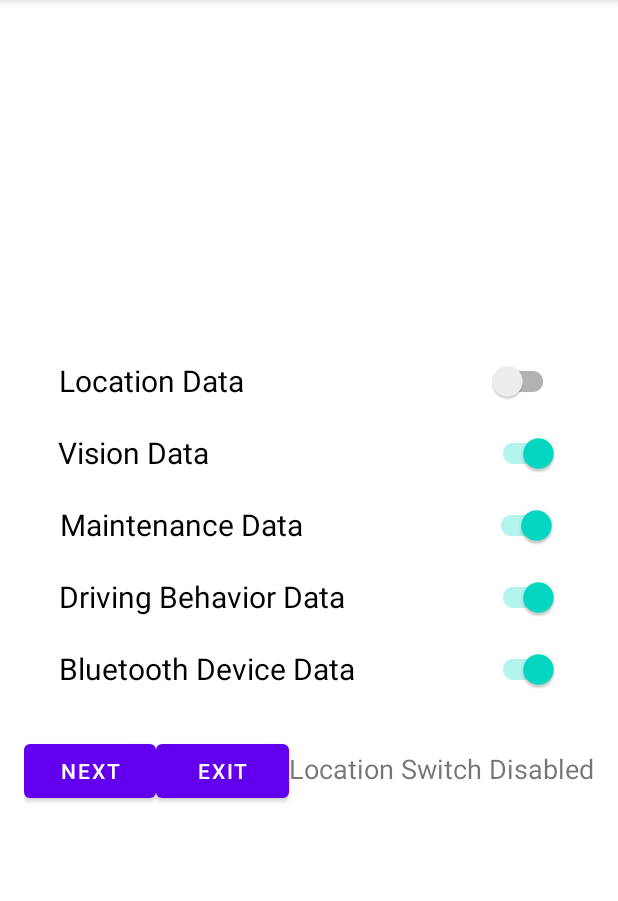
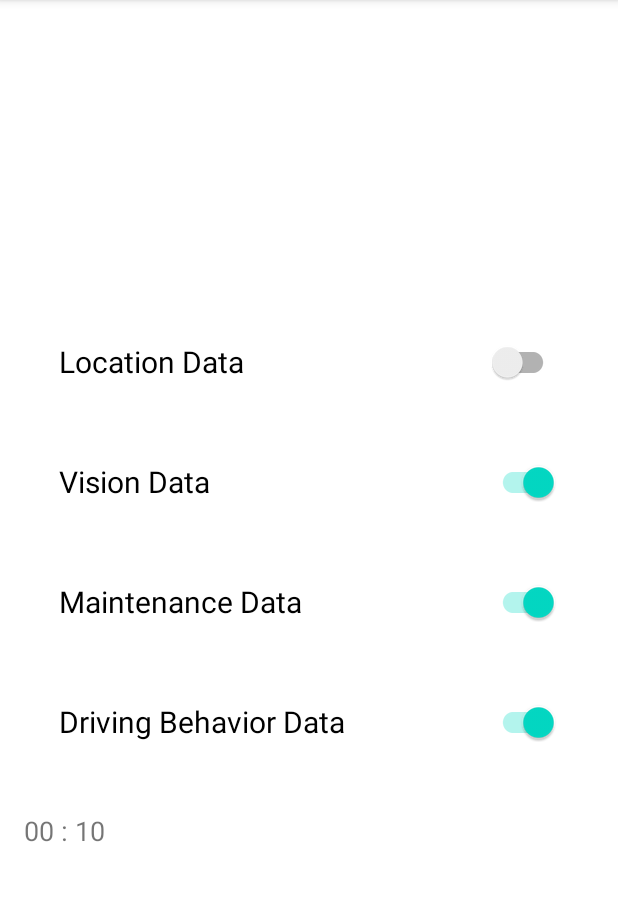
Before and after one commit to 5Anon/privacy4cars, an Android app: the screen it shows after launch (MainActivity), after a tap on "Location Data", on a phone screen of 412 x 824 dp, the part 84-985 px from its top. Run offline under Robolectric (Android 15) with nearby library versions, the phone set to English and light mode, and no system bars; libraries missing offline, so code that uses them is left out: com.chaquo.python; 5 statements that could not run were skipped.

Commit message:
Background process and Java functions created
Background process and Java functions created

```diff
--- a/src/CapstonePy/app/build.gradle
+++ b/src/CapstonePy/app/build.gradle
@@ -30,6 +30,7 @@ android {
                 install "pandas"
                 install "mysql-connector-python"
                 install "datetime"
+                install "requests"
 
             }
         }
--- a/src/CapstonePy/app/src/main/AndroidManifest.xml
+++ b/src/CapstonePy/app/src/main/AndroidManifest.xml
@@ -2,7 +2,10 @@
 <manifest xmlns:android="http://schemas.android.com/apk/res/android"
     package="com.example.capstonepy">
 
+    <uses-permission android:name="android.permission.INTERNET" />
+
     <application
+
         android:allowBackup="true"
         android:icon="@mipmap/ic_launcher"
         android:label="Privacy4Cars"
--- a/src/CapstonePy/app/src/main/java/com/example/capstonepy/MainActivity.java
+++ b/src/CapstonePy/app/src/main/java/com/example/capstonepy/MainActivity.java
@@ -3,30 +3,38 @@ package com.example.capstonepy;
 import androidx.appcompat.app.AppCompatActivity;
 import androidx.appcompat.widget.SwitchCompat;
 
-import android.content.Intent;
 import android.content.SharedPreferences;
 import android.os.Bundle;
+import android.os.CountDownTimer;
 import android.view.View;
 import android.widget.Button;
 
-import android.widget.CompoundButton;
 import android.widget.TextView;
+
+//Information popup
+import android.widget.Toast;
+
 //Python libs
 import com.chaquo.python.PyObject;
 import com.chaquo.python.Python;
 import com.chaquo.python.android.AndroidPlatform;
 
+//timer
+import java.util.Locale;
+import java.util.concurrent.TimeUnit;
+
+
 public class MainActivity extends AppCompatActivity {
 
-    //Displays text on GUI for testing
+    //Displays output on GUI for testing
     TextView textView;
 
-    // Initialize variable
-    SwitchCompat switchCompat;
-    SwitchCompat switchCompat2;
-    SwitchCompat switchCompat3;
-    SwitchCompat switchCompat4;
-    SwitchCompat switchCompat5;
+    // Initialize variable for switches
+    SwitchCompat switchLocation;
+    SwitchCompat switchVision;
+    SwitchCompat switchMaintenance;
+    SwitchCompat switchDriving;
+    //SwitchCompat switchBluetooth;
 
     Button btNext,btExit;
 
@@ -50,38 +58,91 @@ public class MainActivity extends AppCompatActivity {
         PyObject obj = pyobj.callAttr("main");
 
         textView.setText(obj.toString());
+
         //End Python Function
+
+        //Timer
+        long duration = TimeUnit.SECONDS.toMillis(10);
+
+        //Initialize Timer
+        new CountDownTimer(duration, 1000) {
+            @Override
+            public void onTick(long l) {
+
+                String sDuration = String.format(Locale.ENGLISH, "%02d : %02d"
+                ,TimeUnit.MILLISECONDS.toMinutes(l)
+                        ,TimeUnit.MILLISECONDS.toSeconds(l) -
+                                TimeUnit.MINUTES.toSeconds(TimeUnit.MILLISECONDS.toMinutes(l)));
+                textView.setText(sDuration);
+            }
+
+            @Override
+            public void onFinish() {
+
+                //Information popup
+                Toast.makeText(getApplicationContext(), "Collecting and Sending Data....",Toast.LENGTH_LONG).show();
+
+                if (switchLocation.isChecked()){
+                    //PyObject obj = pyobj.callAttr("locationFunction");
+                }
+
+                if (switchVision.isChecked()){
+                    //PyObject obj = pyobj.callAttr("visionFunction");
+                }
+
+                if (switchMaintenance.isChecked()){
+                    //PyObject obj = pyobj.callAttr("maintenanceFunction");
+                }
+
+                if (switchDriving.isChecked()){
+                    //PyObject obj = pyobj.callAttr("drivingFunction");
+                    //textView.setText(obj.toString());
+                }
+
+                this.start();
+                //textView.setVisibility((View.GONE));
+
+                //, "Countdown Timer has ended", Toast.LENGTH_LONG.show());
+
+            }
+        }.start();
+
+        //End Timer
 
 
         // Assign variable
-        switchCompat=findViewById(R.id.switch_compat);
-        switchCompat2=findViewById(R.id.switch_compat2);
-        switchCompat3=findViewById(R.id.switch_compat3);
-        switchCompat4=findViewById(R.id.switch_compat4);
-        switchCompat5=findViewById(R.id.switch_compat5);
+        switchLocation=findViewById(R.id.switch_location);
+        switchVision=findViewById(R.id.switch_vision);
+        switchMaintenance=findViewById(R.id.switch_maintenance);
+        switchDriving=findViewById(R.id.switch_driving);
+        //switchBluetooth=findViewById(R.id.switch_bluetooth);
 
-        btNext=findViewById(R.id.bt_next);
-        btExit=findViewById(R.id.bt_exit);
+        //Testing buttons
+        //btNext=findViewById(R.id.bt_next);
+        //btExit=findViewById(R.id.bt_exit);
 
         // Save switch state in shared preferences
         SharedPreferences sharedPreferences=getSharedPreferences("save",MODE_PRIVATE);
-        switchCompat.setChecked(sharedPreferences.getBoolean("location_privacy_setting",true));
-        switchCompat2.setChecked(sharedPreferences.getBoolean("vision_privacy_setting",true));
-        switchCompat3.setChecked(sharedPreferences.getBoolean("maintenance_privacy_setting",true));
-        switchCompat4.setChecked(sharedPreferences.getBoolean("driving_privacy_setting",true));
-        switchCompat5.setChecked(sharedPreferences.getBoolean("bluetooth_privacy_setting",true));
+        switchLocation.setChecked(sharedPreferences.getBoolean("location_privacy_setting",true));
+        switchVision.setChecked(sharedPreferences.getBoolean("vision_privacy_setting",true));
+        switchMaintenance.setChecked(sharedPreferences.getBoolean("maintenance_privacy_setting",true));
+        switchDriving.setChecked(sharedPreferences.getBoolean("driving_privacy_setting",true));
+        //switchBluetooth.setChecked(sharedPreferences.getBoolean("bluetooth_privacy_setting",true));
 
-        switchCompat.setOnClickListener(new View.OnClickListener() {
+        switchLocation.setOnClickListener(new View.OnClickListener() {
             @Override
             public void onClick(View view) {
-                if (switchCompat.isChecked())
+                if (switchLocation.isChecked())
                 {
                     // When switch checked
                     SharedPreferences.Editor editor=getSharedPreferences("save",MODE_PRIVATE).edit();
                     editor.putBoolean("location_privacy_setting",true);
                     editor.apply();
-                    switchCompat.setChecked(true);
+                    switchLocation.setChecked(true);
                     textView.setText("Location Switch Enabled");
+
+//                    PyObject obj = pyobj.callAttr("locationFunction");
+//                    textView.setText(obj.toString());
                 }
                 else
                 {
@@ -89,23 +150,27 @@ public class MainActivity extends AppCompatActivity {
                     SharedPreferences.Editor editor=getSharedPreferences("save",MODE_PRIVATE).edit();
                     editor.putBoolean("location_privacy_setting",false);
                     editor.apply();
-                    switchCompat.setChecked(false);
+                    switchLocation.setChecked(false);
                     textView.setText("Location Switch Disabled");
+
                 }
             }
         });
 
-        switchCompat2.setOnClickListener(new View.OnClickListener() {
+        switchVision.setOnClickListener(new View.OnClickListener() {
             @Override
             public void onClick(View view) {
-                if (switchCompat2.isChecked())
+                if (switchVision.isChecked())
                 {
                     // When switch checked
                     SharedPreferences.Editor editor=getSharedPreferences("save",MODE_PRIVATE).edit();
                     editor.putBoolean("vision_privacy_setting",true);
                     editor.apply();
-                    switchCompat2.setChecked(true);
+                    switchVision.setChecked(true);
                     textView.setText("Vision Switch Enabled");
+
+//                    PyObject obj = pyobj.callAttr("visionFunction");
+//                    textView.setText(obj.toString());
                 }
                 else
                 {
@@ -113,23 +178,26 @@ public class MainActivity extends AppCompatActivity {
                     SharedPreferences.Editor editor=getSharedPreferences("save",MODE_PRIVATE).edit();
                     editor.putBoolean("vision_privacy_setting",false);
                     editor.apply();
-                    switchCompat2.setChecked(false);
+                    switchVision.setChecked(false);
                     textView.setText("Vision Switch Disabled");
                 }
             }
         });
 
-        switchCompat3.setOnClickListener(new View.OnClickListener() {
+        switchMaintenance.setOnClickListener(new View.OnClickListener() {
             @Override
             public void onClick(View view) {
-                if (switchCompat3.isChecked())
+                if (switchMaintenance.isChecked())
                 {
                     // When switch checked
                     SharedPreferences.Editor editor=getSharedPreferences("save",MODE_PRIVATE).edit();
                     editor.putBoolean("maintenance_privacy_setting",true);
                     editor.apply();
-                    switchCompat3.setChecked(true);
+                    switchMaintenance.setChecked(true);
                     textView.setText("Maintenance Switch Enabled");
+//
+//                    PyObject obj = pyobj.callAttr("maintenanceFunction");
+//                    textView.setText(obj.toString());
                 }
                 else
                 {
@@ -137,23 +205,26 @@ public class MainActivity extends AppCompatActivity {
                     SharedPreferences.Editor editor=getSharedPreferences("save",MODE_PRIVATE).edit();
                     editor.putBoolean("maintenance_privacy_setting",false);
                     editor.apply();
-                    switchCompat3.setChecked(false);
+                    switchMaintenance.setChecked(false);
                     textView.setText("Maintenance Switch Disabled");
                 }
             }
         });
 
-        switchCompat4.setOnClickListener(new View.OnClickListener() {
+        switchDriving.setOnClickListener(new View.OnClickListener() {
             @Override
             public void onClick(View view) {
-                if (switchCompat4.isChecked())
+                if (switchDriving.isChecked())
                 {
                     // When switch checked
                     SharedPreferences.Editor editor=getSharedPreferences("save",MODE_PRIVATE).edit();
                     editor.putBoolean("driving_privacy_setting",true);
                     editor.apply();
-                    switchCompat4.setChecked(true);
+                    switchDriving.setChecked(true);
                     textView.setText("Driving Behavior Switch Enabled");
+
+//                    PyObject obj = pyobj.callAttr("drivingBehaviorFunction");
+//                    textView.setText(obj.toString());
                 }
                 else
                 {
@@ -161,106 +232,57 @@ public class MainActivity extends AppCompatActivity {
                     SharedPreferences.Editor editor=getSharedPreferences("save",MODE_PRIVATE).edit();
                     editor.putBoolean("driving_privacy_setting",false);
                     editor.apply();
-                    switchCompat4.setChecked(false);
+                    switchDriving.setChecked(false);
                     textView.setText("Driving Behavior Switch Disabled");
+
                 }
             }
         });
 
-        switchCompat5.setOnClickListener(new View.OnClickListener() {
-            @Override
-            public void onClick(View view) {
-                if (switchCompat5.isChecked())
-                {
-                    // When switch checked
-                    SharedPreferences.Editor editor=getSharedPreferences("save",MODE_PRIVATE).edit();
-                    editor.putBoolean("bluetooth_privacy_setting",true);
-                    editor.apply();
-                    switchCompat5.setChecked(true);
-                    textView.setText("Bluetooth Switch Enabled");
-                }
-                else
-                {
-                    // When switch unchecked
-                    SharedPreferences.Editor editor=getSharedPreferences("save",MODE_PRIVATE).edit();
-                    editor.putBoolean("bluetooth_privacy_setting",false);
-                    editor.apply();
-                    switchCompat5.setChecked(false);
-                    textView.setText("Bluetooth Switch Disabled");
-                }
-            }
-        });
+//        switchBluetooth.setOnClickListener(new View.OnClickListener() {
+//            @Override
+//            public void onClick(View view) {
+//                if (switchBluetooth.isChecked())
+//                {
+//                    // When switch checked
+//                    SharedPreferences.Editor editor=getSharedPreferences("save",MODE_PRIVATE).edit();
+//                    editor.putBoolean("bluetooth_privacy_setting",true);
+//                    editor.apply();
+//                    switchBluetooth.setChecked(true);
+//                    textView.setText("Bluetooth Switch Enabled");
+//
+//                    PyObject obj = pyobj.callAttr("bluetoothFunction");
+//                    textView.setText(obj.toString());
+//                }
+//                else
+//                {
+//                    // When switch unchecked
+//                    SharedPreferences.Editor editor=getSharedPreferences("save",MODE_PRIVATE).edit();
+//                    editor.putBoolean("bluetooth_privacy_setting",false);
+//                    editor.apply();
+//                    switchBluetooth.setChecked(false);
+//                    textView.setText("Bluetooth Switch Disabled");
+//                }
+//            }
+//        });
 
-        btNext.setOnClickListener(new View.OnClickListener() {
-            @Override
-            public void onClick(View view) {
-                // Go to next activity
-                Intent intent=new Intent(MainActivity.this,MainActivity2.class);
-                startActivity(intent);
-            }
-        });
-        btExit.setOnClickListener(new View.OnClickListener() {
-            @Override
-            public void onClick(View view) {
-                // Close the app
-                MainActivity.this.finishAffinity();
-            }
-        });
+
+        //Test buttons functions
+
+//        btNext.setOnClickListener(new View.OnClickListener() {
+//            @Override
+//            public void onClick(View view) {
+//                // Go to next activity
+//                Intent intent=new Intent(MainActivity.this,MainActivity2.class);
+//                startActivity(intent);
+//            }
+//        });
+//        btExit.setOnClickListener(new View.OnClickListener() {
+//            @Override
+//            public void onClick(View view) {
+//                // Close the app
+//                MainActivity.this.finishAffinity();
+//            }
+//        });
     }
 }
-
-
-
-
-//import androidx.appcompat.app.AppCompatActivity;
-//import androidx.appcompat.widget.SwitchCompat;
-//
-//import android.content.Intent;
-//import android.content.SharedPreferences;
-//import android.os.Bundle;
-//import android.service.autofill.FillEventHistory;
-//import android.os.Bundle;
-//import android.view.View;
-//import android.widget.Button;
-//
-//import android.widget.TextView;
-//
-//import com.chaquo.python.PyObject;
-//import com.chaquo.python.Python;
-//import com.chaquo.python.android.AndroidPlatform;
-//import com.google.android.material.switchmaterial.SwitchMaterial;
-//
-//public class MainActivity extends AppCompatActivity
-//{
-//
-//    TextView textView;
-//
-//    @Override
-//    protected void onCreate(Bundle savedInstanceState) {
-//        super.onCreate(savedInstanceState);
-//        setContentView(R.layout.activity_main);
-//
-//        textView = (TextView)findViewById(R.id.textview);
-//
-//        if (! Python.isStarted()) {
-//            Python.start(new AndroidPlatform(this));
-//        }
-//
-//        Python py = Python.getInstance();
-//
-//        PyObject pyobj = py.getModule("myscript");
-//
-//        PyObject obj = pyobj.callAttr("main");
-//
-//        textView.setText(obj.toString());
-//
-//    }
-//
-//    private void loadSharedPreferences()
-//    {
-//        SharedPreferences sharedPreferences = getSharedPreferences()
-//    }
-//
-//
-//
-//}
--- a/src/CapstonePy/app/src/main/res/layout/activity_main.xml
+++ b/src/CapstonePy/app/src/main/res/layout/activity_main.xml
@@ -11,58 +11,61 @@
     tools:context=".MainActivity">
 
     <androidx.appcompat.widget.SwitchCompat
-        android:id="@+id/switch_compat"
+        android:id="@+id/switch_location"
         android:layout_width="333dp"
-        android:layout_height="wrap_content"
+        android:layout_height="80dp"
         android:text="Location Data"
         android:textSize="20sp" />
 
+<!--    android:layout_height="wrap_content"-->
+
     <androidx.appcompat.widget.SwitchCompat
-        android:id="@+id/switch_compat2"
-        android:layout_width="334dp"
-        android:layout_height="wrap_content"
+        android:id="@+id/switch_vision"
+        android:layout_width="333dp"
+        android:layout_height="80dp"
         android:text="Vision Data"
         android:textSize="20sp" />
 
     <androidx.appcompat.widget.SwitchCompat
-        android:id="@+id/switch_compat3"
-        android:layout_width="331dp"
-        android:layout_height="wrap_content"
+        android:id="@+id/switch_maintenance"
+        android:layout_width="333dp"
+        android:layout_height="80dp"
         android:text="Maintenance Data"
         android:textSize="20sp" />
 
     <androidx.appcompat.widget.SwitchCompat
-        android:id="@+id/switch_compat4"
+        android:id="@+id/switch_driving"
         android:layout_width="333dp"
-        android:layout_height="wrap_content"
+        android:layout_height="80dp"
         android:text="Driving Behavior Data"
         android:textSize="20sp" />
 
-    <androidx.appcompat.widget.SwitchCompat
-        android:id="@+id/switch_compat5"
-        android:layout_width="333dp"
-        android:layout_height="wrap_content"
-        android:text="Bluetooth Device Data"
-        android:textSize="20sp" />
+<!--    <androidx.appcompat.widget.SwitchCompat-->
+<!--        android:id="@+id/switch_bluetooth"-->
+<!--        android:layout_width="333dp"-->
+<!--        android:layout_height="80dp"-->
+<!--        android:text="Bluetooth Device Data"-->
+<!--        android:textSize="20sp" />-->
 
     <LinearLayout
         android:layout_width="match_parent"
         android:layout_height="wrap_content"
         android:layout_marginTop="20dp">
 
-        <Button
-            android:layout_width="wrap_content"
-            android:layout_height="wrap_content"
-            android:layout_weight="1"
-            android:id="@+id/bt_next"
-            android:text="next"/>
+<!--        Test buttons on GUI-->
+<!--        <Button-->
+<!--            android:layout_width="wrap_content"-->
+<!--            android:layout_height="wrap_content"-->
+<!--            android:layout_weight="1"-->
+<!--            android:id="@+id/bt_next"-->
+<!--            android:text="next"/>-->
 
-        <Button
-            android:layout_width="wrap_content"
-            android:layout_height="wrap_content"
-            android:layout_weight="1"
-            android:id="@+id/bt_exit"
-            android:text="Exit"/>
+<!--        <Button-->
+<!--            android:layout_width="wrap_content"-->
+<!--            android:layout_height="wrap_content"-->
+<!--            android:layout_weight="1"-->
+<!--            android:id="@+id/bt_exit"-->
+<!--            android:text="Exit"/>-->
 
     <TextView
         android:id="@+id/textview"
```
Also changed, not shown: 1 other file.
